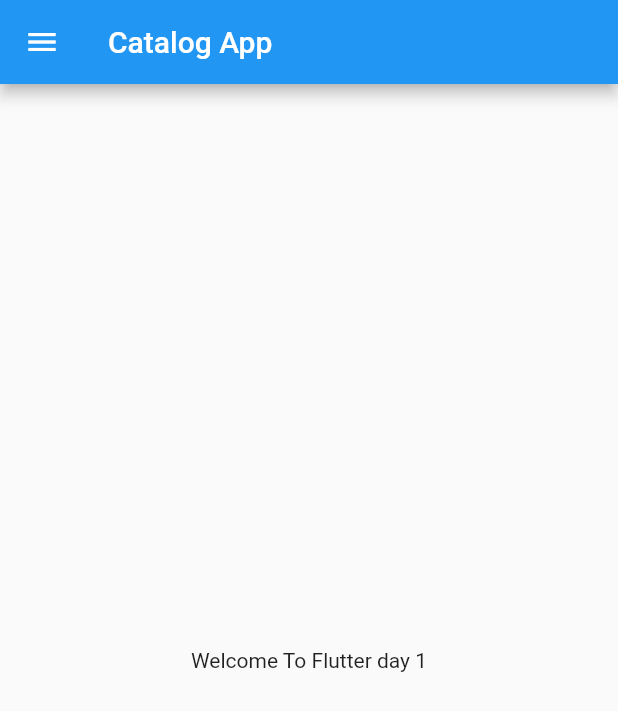
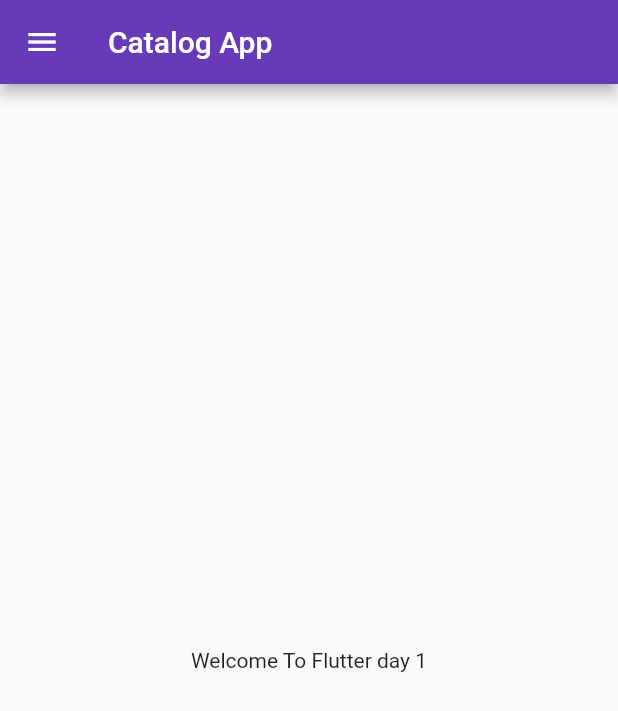
Before and after one commit to kq1158/Flutter, a Flutter app: the screen it shows after launch, on a phone screen of 412 x 824 dp. Shown: the top 711 px of the screen. Run offline on Flutter 3.47's test engine with Material 2 defaults, Android fonts, the phone set to English and light mode, and no system bars.

Commit message:
Day 3 completed

```diff
--- a/lib/main.dart
+++ b/lib/main.dart
@@ -1,5 +1,6 @@
 import 'package:flutter/material.dart';
-import 'package:flutter_catalog/home_page.dart';
+import 'package:flutter_catalog/pages/home_page.dart';
+import 'package:flutter_catalog/pages/login_page.dart';
 
 void main() {
   runApp(MyApp());
@@ -10,7 +11,18 @@ class MyApp extends StatelessWidget {
   @override
   Widget build(BuildContext context) {
     return MaterialApp(
-      home: HomePage(),
+      // home: HomePage(),
+      themeMode: ThemeMode.light,
+      theme: ThemeData(primarySwatch: Colors.deepPurple),
+      darkTheme: ThemeData(
+        brightness: Brightness.dark,
+      ),
+      initialRoute: "/home",
+      routes: {
+        "/": (context) => LoginPage(),
+        "/home": (context) => HomePage(),
+        "/login": (context) => LoginPage()
+      },
     );
   }
 }
```
Also changed, not shown: lib/pages/login_page.dart (added, +19 -0 lines), lib/pages/home_page.dart (renamed from lib/home_page.dart).
